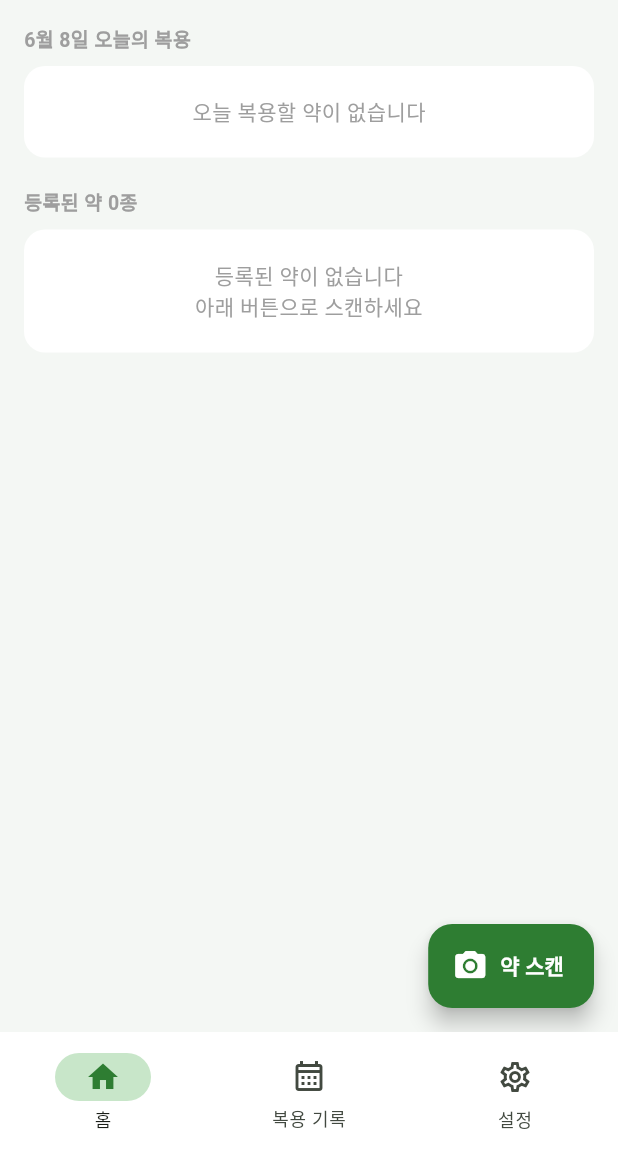
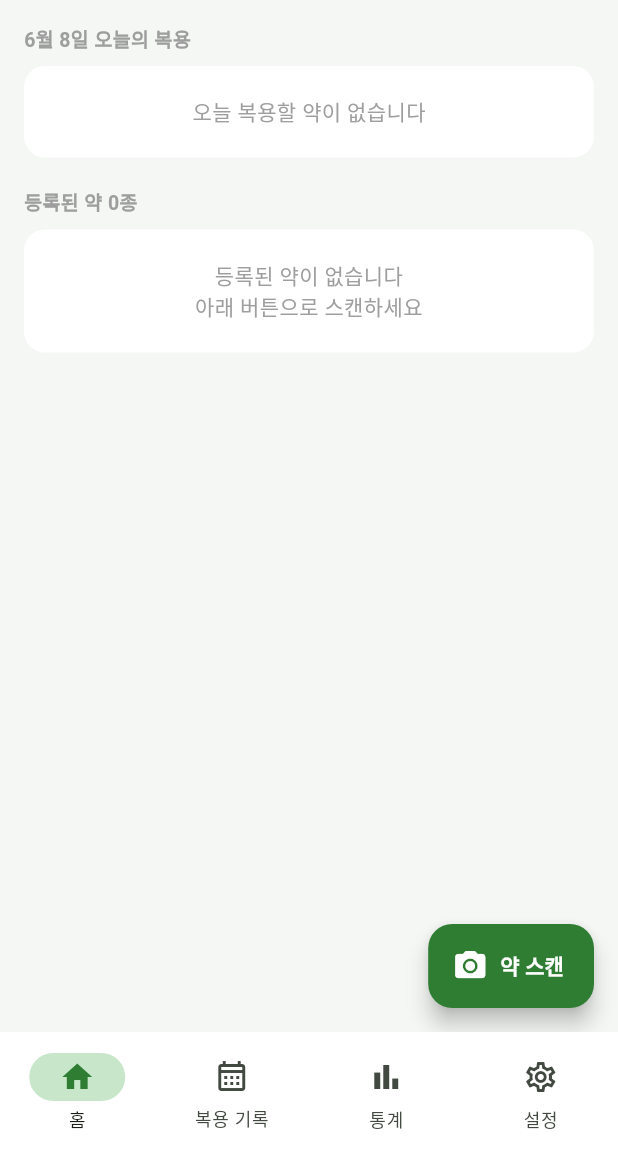
Before and after one commit to 2024136034-hakcheol/MediMate, a Flutter app: the screen it shows after launch, after a tap on "다음", after a tap on "건너뛰기", on a phone screen of 412 x 824 dp, the part 84-1236 px from its top. Run offline on Flutter 3.47's test engine with Material 3 defaults, Android fonts, the light colour scheme and no system bars; our stand-ins replace fl_chart, flutter_dotenv, flutter_local_notifications, image_picker, shared_preferences, sqflite and 3 more; accounts and stored records are empty.

Commit message:
학철: 통계 화면 신규 구현, Gemini 모델 수정(2.5-flash), 다중 약 인식 기능 추가
- 주간 복용률/약별 누적 복용 통계 화면(StatisticsScreen) 추가, 하단 탭에 연결
- gemini-1.5-flash가 v1 엔드포인트에서 지원 종료되어 gemini-2.5-flash로 교체 (404 오류 수정)
- 사진 한 장에 약이 여러 개 보이면 각각 인식하여 목록 화면(ScanResultListScreen)에서 개별 등록 가능하도록 확장

```diff
--- a/lib/data/local/db_service.dart
+++ b/lib/data/local/db_service.dart
@@ -153,4 +153,49 @@ class DbService {
     }
     return map;
   }
+
+  // 최근 7일간 일자별 복용 현황 (예정 횟수 대비 실제 복용 횟수)
+  Future<List<Map<String, dynamic>>> getWeeklyAdherence() async {
+    final database = await db;
+    final now = DateTime.now();
+    final List<Map<String, dynamic>> days = [];
+
+    for (int i = 6; i >= 0; i--) {
+      final day = now.subtract(Duration(days: i));
+      final dateStr =
+          '${day.year}-${day.month.toString().padLeft(2, '0')}-${day.day.toString().padLeft(2, '0')}';
+
+      final scheduled = Sqflite.firstIntValue(await database.rawQuery('''
+        SELECT COUNT(*) FROM schedules
+        WHERE is_active = 1 AND start_date <= ? AND (end_date IS NULL OR end_date >= ?)
+      ''', [dateStr, dateStr])) ?? 0;
+
+      final taken = Sqflite.firstIntValue(await database.rawQuery('''
+        SELECT COUNT(*) FROM intake_logs
+        WHERE status = 'taken' AND taken_at LIKE ?
+      ''', ['$dateStr%'])) ?? 0;
+
+      days.add({
+        'date': dateStr,
+        'weekday': day.weekday, // 1=월 ... 7=일
+        'scheduled': scheduled,
+        'taken': taken > scheduled ? scheduled : taken,
+      });
+    }
+    return days;
+  }
+
+  // 약별 누적 복용 횟수 (많이 챙겨 먹은 순)
+  Future<List<Map<String, dynamic>>> getMedicineIntakeCounts() async {
+    final database = await db;
+    return database.rawQuery('''
+      SELECT m.id AS medicine_id, m.name AS medicine_name,
+        COUNT(il.id) AS taken_count
+      FROM medicines m
+      JOIN schedules s ON s.medicine_id = m.id
+      LEFT JOIN intake_logs il ON il.schedule_id = s.id AND il.status = 'taken'
+      GROUP BY m.id
+      ORDER BY taken_count DESC
+    ''');
+  }
 }
--- a/lib/presentation/screens/main_screen.dart
+++ b/lib/presentation/screens/main_screen.dart
@@ -1,6 +1,7 @@
 import 'package:flutter/material.dart';
 import 'home_screen.dart';
 import 'calendar_screen.dart';
+import 'statistics_screen.dart';
 import 'settings_screen.dart';
 
 class MainScreen extends StatefulWidget {
@@ -16,6 +17,7 @@ class _MainScreenState extends State<MainScreen> {
   final List<Widget> _screens = const [
     HomeScreen(),
     CalendarScreen(),
+    StatisticsScreen(),
     SettingsScreen(),
   ];
 
@@ -40,6 +42,11 @@ class _MainScreenState extends State<MainScreen> {
             label: '복용 기록',
           ),
           NavigationDestination(
+            icon: Icon(Icons.bar_chart_outlined),
+            selectedIcon: Icon(Icons.bar_chart, color: Color(0xFF2e7d32)),
+            label: '통계',
+          ),
+          NavigationDestination(
             icon: Icon(Icons.settings_outlined),
             selectedIcon: Icon(Icons.settings, color: Color(0xFF2e7d32)),
             label: '설정',
--- a/lib/presentation/screens/result_screen.dart
+++ b/lib/presentation/screens/result_screen.dart
@@ -87,7 +87,7 @@ class _ResultScreenState extends State<ResultScreen> {
       ScaffoldMessenger.of(context).showSnackBar(
         SnackBar(content: Text('${_nameCtrl.text} 등록 완료')),
       );
-      Navigator.pop(context);
+      Navigator.pop(context, true);
     } finally {
       if (mounted) setState(() => _isSaving = false);
     }
--- /dev/null
+++ b/lib/presentation/screens/statistics_screen.dart
@@ -0,0 +1,257 @@
+import 'package:flutter/material.dart';
+import 'package:fl_chart/fl_chart.dart';
+import '../../data/local/db_service.dart';
+
+const _green = Color(0xFF2e7d32);
+const _lightGreen = Color(0xFF4CAF50);
+const _bg = Color(0xFFF4F7F4);
+
+const _weekdayLabels = ['월', '화', '수', '목', '금', '토', '일'];
+
+class StatisticsScreen extends StatefulWidget {
+  const StatisticsScreen({super.key});
+
+  @override
+  State<StatisticsScreen> createState() => _StatisticsScreenState();
+}
+
+class _StatisticsScreenState extends State<StatisticsScreen> {
+  List<Map<String, dynamic>> _weekly = [];
+  List<Map<String, dynamic>> _medicineCounts = [];
+  bool _isLoading = true;
+
+  @override
+  void initState() {
+    super.initState();
+    _load();
+  }
+
+  Future<void> _load() async {
+    final db = DbService();
+    final weekly = await db.getWeeklyAdherence();
+    final medicineCounts = await db.getMedicineIntakeCounts();
+    if (mounted) {
+      setState(() {
+        _weekly = weekly;
+        _medicineCounts = medicineCounts;
+        _isLoading = false;
+      });
+    }
+  }
+
+  int get _scheduledTotal =>
+      _weekly.fold(0, (sum, d) => sum + (d['scheduled'] as int));
+  int get _takenTotal =>
+      _weekly.fold(0, (sum, d) => sum + (d['taken'] as int));
+  double get _adherenceRate =>
+      _scheduledTotal == 0 ? 0 : _takenTotal / _scheduledTotal;
+
+  @override
+  Widget build(BuildContext context) {
+    return Scaffold(
+      backgroundColor: _bg,
+      appBar: AppBar(
+        title: const Text('복용 통계'),
+        backgroundColor: _green,
+        foregroundColor: Colors.white,
+        elevation: 0,
+      ),
+      body: _isLoading
+          ? const Center(child: CircularProgressIndicator(color: _green))
+          : RefreshIndicator(
+              color: _green,
+              onRefresh: _load,
+              child: ListView(
+                padding: const EdgeInsets.all(16),
+                children: [
+                  _rateCard(),
+                  const SizedBox(height: 20),
+                  _weeklyChartCard(),
+                  const SizedBox(height: 20),
+                  _medicineRankingCard(),
+                  const SizedBox(height: 24),
+                ],
+              ),
+            ),
+    );
+  }
+
+  Widget _card({required String title, required Widget child}) {
+    return Container(
+      width: double.infinity,
+      padding: const EdgeInsets.all(18),
+      decoration: BoxDecoration(
+        color: Colors.white,
+        borderRadius: BorderRadius.circular(16),
+        boxShadow: [
+          BoxShadow(color: Colors.black.withValues(alpha: 0.05), blurRadius: 6, offset: const Offset(0, 2)),
+        ],
+      ),
+      child: Column(
+        crossAxisAlignment: CrossAxisAlignment.start,
+        children: [
+          Text(title, style: const TextStyle(fontWeight: FontWeight.bold, fontSize: 15)),
+          const SizedBox(height: 14),
+          child,
+        ],
+      ),
+    );
+  }
+
+  Widget _rateCard() {
+    final percent = (_adherenceRate * 100).round();
+    return _card(
+      title: '최근 7일 복용률',
+      child: Row(
+        children: [
+          SizedBox(
+            width: 84,
+            height: 84,
+            child: Stack(
+              alignment: Alignment.center,
+              children: [
+                SizedBox(
+                  width: 84,
+                  height: 84,
+                  child: CircularProgressIndicator(
+                    value: _adherenceRate,
+                    strokeWidth: 8,
+                    backgroundColor: const Color(0xFFe0e0e0),
+                    valueColor: const AlwaysStoppedAnimation(_lightGreen),
+                  ),
+                ),
+                Text('$percent%', style: const TextStyle(fontWeight: FontWeight.bold, fontSize: 18, color: _green)),
+              ],
+            ),
+          ),
+          const SizedBox(width: 20),
+          Expanded(
+            child: Column(
+              crossAxisAlignment: CrossAxisAlignment.start,
+              children: [
+                Text(
+                  '예정 $_scheduledTotal회 중 $_takenTotal회 복용',
+                  style: const TextStyle(fontWeight: FontWeight.w600, fontSize: 13),
+                ),
+                const SizedBox(height: 6),
+                Text(
+                  _scheduledTotal == 0
+                      ? '아직 등록된 복용 일정이 없습니다'
+                      : _adherenceRate >= 0.8
+                          ? '꾸준히 잘 챙겨 먹고 있어요 👍'
+                          : '알림을 확인하고 꾸준히 복용해 보세요',
+                  style: TextStyle(color: Colors.grey.shade600, fontSize: 12),
+                ),
+              ],
+            ),
+          ),
+        ],
+      ),
+    );
+  }
+
+  Widget _weeklyChartCard() {
+    final maxScheduled = _weekly.fold<int>(1, (m, d) => (d['scheduled'] as int) > m ? d['scheduled'] as int : m);
+    final double maxY = maxScheduled.toDouble() + 1;
+
+    return _card(
+      title: '일자별 복용 현황',
+      child: SizedBox(
+        height: 180,
+        child: _weekly.isEmpty
+            ? const Center(child: Text('데이터가 없습니다', style: TextStyle(color: Colors.grey)))
+            : BarChart(
+                BarChartData(
+                  maxY: maxY,
+                  alignment: BarChartAlignment.spaceAround,
+                  gridData: const FlGridData(show: false),
+                  borderData: FlBorderData(show: false),
+                  titlesData: FlTitlesData(
+                    leftTitles: const AxisTitles(sideTitles: SideTitles(showTitles: false)),
+                    topTitles: const AxisTitles(sideTitles: SideTitles(showTitles: false)),
+                    rightTitles: const AxisTitles(sideTitles: SideTitles(showTitles: false)),
+                    bottomTitles: AxisTitles(
+                      sideTitles: SideTitles(
+                        showTitles: true,
+                        getTitlesWidget: (value, meta) {
+                          final i = value.toInt();
+                          if (i < 0 || i >= _weekly.length) return const SizedBox.shrink();
+                          final weekday = _weekly[i]['weekday'] as int;
+                          return Padding(
+                            padding: const EdgeInsets.only(top: 6),
+                            child: Text(_weekdayLabels[weekday - 1],
+                                style: TextStyle(fontSize: 11, color: Colors.grey.shade600)),
+                          );
+                        },
+                      ),
+                    ),
+                  ),
+                  barGroups: List.generate(_weekly.length, (i) {
+                    final d = _weekly[i];
+                    final scheduled = (d['scheduled'] as int).toDouble();
+                    final taken = (d['taken'] as int).toDouble();
+                    return BarChartGroupData(x: i, barRods: [
+                      BarChartRodData(
+                        toY: scheduled,
+                        width: 16,
+                        borderRadius: BorderRadius.circular(4),
+                        color: const Color(0xFFe0e0e0),
+                      ),
+                      BarChartRodData(
+                        toY: taken,
+                        width: 16,
+                        borderRadius: BorderRadius.circular(4),
+                        color: _lightGreen,
+                      ),
+                    ], barsSpace: 4);
+                  }),
+                ),
+              ),
+      ),
+    );
+  }
+
+  Widget _medicineRankingCard() {
+    return _card(
+      title: '약별 누적 복용 횟수',
+      child: _medicineCounts.isEmpty
+          ? const Padding(
+              padding: EdgeInsets.symmetric(vertical: 12),
+              child: Text('등록된 약이 없습니다', style: TextStyle(color: Colors.grey)),
+            )
+          : Column(
+              children: _medicineCounts.map((m) {
+                final maxCount = _medicineCounts.first['taken_count'] as int;
+                final count = m['taken_count'] as int;
+                final ratio = maxCount == 0 ? 0.0 : count / maxCount;
+                return Padding(
+                  padding: const EdgeInsets.symmetric(vertical: 6),
+                  child: Row(
+                    children: [
+                      SizedBox(
+                        width: 70,
+                        child: Text(m['medicine_name'] as String,
+                            overflow: TextOverflow.ellipsis,
+                            style: const TextStyle(fontWeight: FontWeight.w600, fontSize: 12)),
+                      ),
+                      Expanded(
+                        child: ClipRRect(
+                          borderRadius: BorderRadius.circular(6),
+                          child: LinearProgressIndicator(
+                            value: ratio,
+                            minHeight: 10,
+                            backgroundColor: const Color(0xFFe8f5e9),
+                            valueColor: const AlwaysStoppedAnimation(_lightGreen),
+                          ),
+                        ),
+                      ),
+                      const SizedBox(width: 10),
+                      Text('$count회', style: TextStyle(fontSize: 12, color: Colors.grey.shade700)),
+                    ],
+                  ),
+                );
+              }).toList(),
+            ),
+    );
+  }
+}
--- a/pubspec.yaml
+++ b/pubspec.yaml
@@ -43,6 +43,7 @@ dependencies:
   shared_preferences: ^2.3.3         # 온보딩 완료 여부 저장
   table_calendar: ^3.1.2             # 복용 기록 달력
   timezone: ^0.10.1                  # 알림 시간 처리
+  fl_chart: ^0.69.0                  # 복용 통계 차트
 
 dev_dependencies:
   flutter_test:
```
Also changed, not shown: lib/data/api/gemini_service.dart (+22 -8 lines), lib/presentation/screens/scan_result_list_screen.dart (added, +121 -0 lines), lib/presentation/screens/scan_screen.dart (+10 -3 lines), pubspec.lock.
